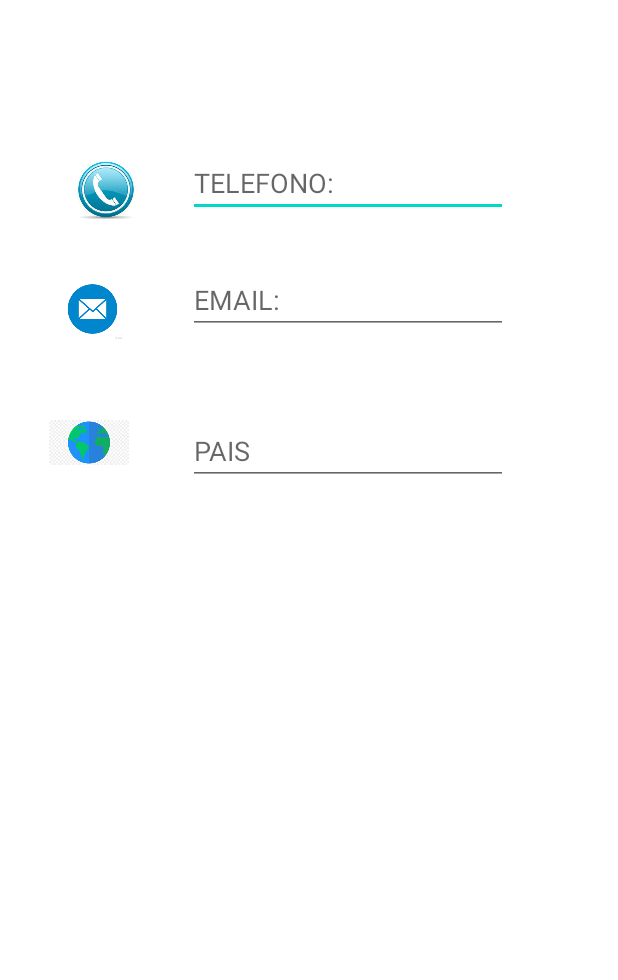
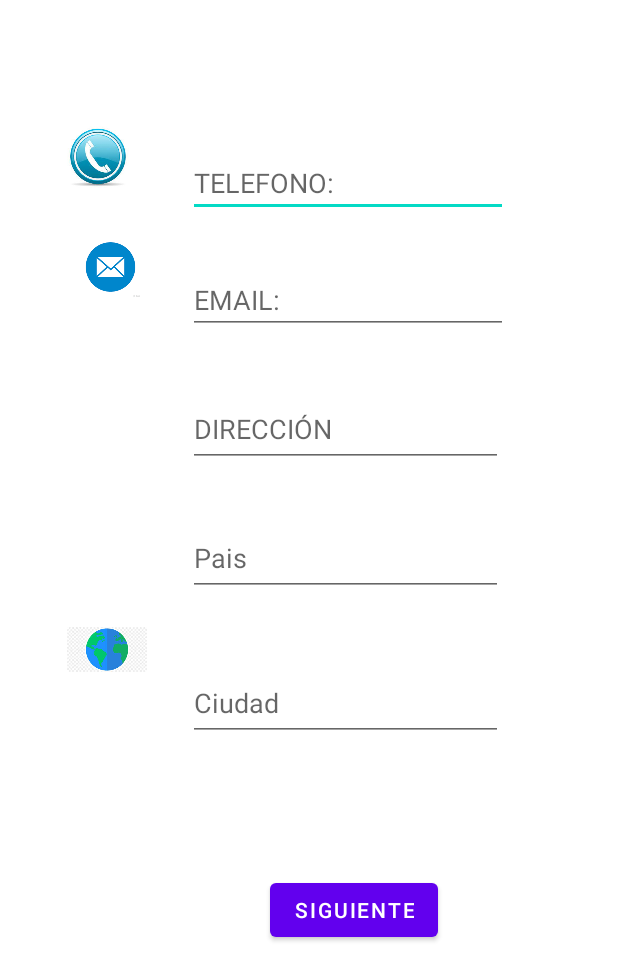
Before and after one commit to juangrestrepo/LasbCM20221-Gr10, an Android app: the MainActivity2 screen opened directly, with no data from a screen before it, on a phone screen of 412 x 824 dp. Shown: the top 980 px of the screen. Run offline under Robolectric (Android 15) with nearby library versions, the phone set to English and light mode, and no system bars.

Commit message:
Actualización de la 2da Pantalla

```diff
--- a/Lab1-UI/src/main/java/co/edu/udea/compumovil/gr10/lab1/MainActivity2.kt
+++ b/Lab1-UI/src/main/java/co/edu/udea/compumovil/gr10/lab1/MainActivity2.kt
@@ -2,10 +2,45 @@ package co.edu.udea.compumovil.gr10.lab1
 
 import androidx.appcompat.app.AppCompatActivity
 import android.os.Bundle
+import android.util.Log
+import android.view.View
+import android.widget.*
 
 class MainActivity2 : AppCompatActivity() {
+    var sugerencias = arrayOf("Argentina", "Bolivia", "Brasil", "Chile", "Colombia", "Costa Rica", "Cuba", "Ecuador", "El Salvador", "Guatemala", "Honduras", "México", "Nicaragua", "Panamá", "Paraguay", "Perú", "Puerto Rico", "República Dominicana", "Uruguay", "Venezuela")
+    var ciudades = arrayOf("Bogota", "Medellin", "Cali", "Barranquilla", "Cartagena de indias", "Soacha", "Cucuta", "Soledad", "Bucaramanga", "Bello", "Villavicencio", "Ibagué", "Santa Marta", "Valledupar", "Manizales", "Pereira", "Monteria", "Neiva", "Pasto", "Armenia")
     override fun onCreate(savedInstanceState: Bundle?) {
         super.onCreate(savedInstanceState)
         setContentView(R.layout.contactdataactivity)
+
+        var adapter = findViewById<AutoCompleteTextView>(R.id.autoCompleteTextView)
+        var adapterArray = ArrayAdapter(applicationContext,android.R.layout.simple_spinner_dropdown_item, sugerencias)
+
+        adapter.setAdapter(adapterArray)
+        adapter.setOnItemClickListener(AdapterView.OnItemClickListener { parent, view, position, id ->
+            Toast.makeText(applicationContext,"clicked item = "+sugerencias[position], Toast.LENGTH_SHORT).show()
+        })
+        var adaptor = findViewById<AutoCompleteTextView>(R.id.autoCompleteTextView2)
+        var list = ArrayAdapter(applicationContext,android.R.layout.simple_spinner_dropdown_item, ciudades)
+        adaptor.setAdapter(list)
+        adaptor.setOnItemClickListener(AdapterView.OnItemClickListener { parent, view, position, id ->
+            Toast.makeText(applicationContext,"clicked item = "+ciudades[position], Toast.LENGTH_SHORT).show()
+        })
     }
+
+    fun siguienteActividad(view: View) {
+
+        var telefono = findViewById<EditText>(R.id.editTextTextPersonName3)
+        var dirección = findViewById<EditText>(R.id.editText3)
+        var email = findViewById<EditText>(R.id.editTextTextPersonName)
+        var pais = findViewById<AutoCompleteTextView>(R.id.autoCompleteTextView)
+        var ciudad = findViewById<AutoCompleteTextView>(R.id.autoCompleteTextView2)
+        Log.e("Télefono" ,  telefono.text.toString())
+        Log.e("Dirección", dirección.text.toString())
+        Log.e("Email", email.text.toString())
+        Log.e("País", pais.text.toString())
+        Log.e("Ciudad", ciudad.text.toString())
+
+    }
+
 }
--- a/Lab1-UI/src/main/res/layout/activity_main2.xml
+++ /dev/null
@@ -1,16 +0,0 @@
-<?xml version="1.0" encoding="utf-8"?>
-<androidx.constraintlayout.widget.ConstraintLayout xmlns:android="http://schemas.android.com/apk/res/android"
-    xmlns:app="http://schemas.android.com/apk/res-auto"
-    xmlns:tools="http://schemas.android.com/tools"
-    android:layout_width="match_parent"
-    android:layout_height="match_parent"
-    tools:context=".MainActivity2">
-
-    <TextView
-        android:id="@+id/textView3"
-        android:layout_width="wrap_content"
-        android:layout_height="wrap_content"
-        android:text="Segundo activity"
-        tools:layout_editor_absoluteX="171dp"
-        tools:layout_editor_absoluteY="217dp" />
-</androidx.constraintlayout.widget.ConstraintLayout>
--- a/Lab1-UI/src/main/res/layout/contactdataactivity.xml
+++ b/Lab1-UI/src/main/res/layout/contactdataactivity.xml
@@ -41,48 +41,86 @@
         android:layout_height="45dp"
         app:layout_constraintBottom_toTopOf="@+id/imageView2"
         app:layout_constraintEnd_toEndOf="parent"
-        app:layout_constraintHorizontal_bias="0.135"
+        app:layout_constraintHorizontal_bias="0.121"
         app:layout_constraintStart_toStartOf="parent"
         app:layout_constraintTop_toTopOf="parent"
-        app:layout_constraintVertical_bias="0.75"
+        app:layout_constraintVertical_bias="0.743"
         app:srcCompat="@drawable/telefono" />
 
     <ImageView
         android:id="@+id/imageView2"
         android:layout_width="58dp"
         android:layout_height="44dp"
-        app:layout_constraintBottom_toTopOf="@+id/imageView3"
+        android:layout_marginTop="156dp"
         app:layout_constraintEnd_toEndOf="parent"
-        app:layout_constraintHorizontal_bias="0.093"
+        app:layout_constraintHorizontal_bias="0.127"
         app:layout_constraintStart_toStartOf="parent"
         app:layout_constraintTop_toTopOf="parent"
-        app:layout_constraintVertical_bias="0.822"
         app:srcCompat="@drawable/email" />
-
-    <EditText
-        android:id="@+id/editTextTextPersonName5"
-        android:layout_width="wrap_content"
-        android:layout_height="wrap_content"
-        android:ems="10"
-        android:hint="PAIS"
-        android:inputType="textAutoComplete"
-        app:layout_constraintBottom_toBottomOf="parent"
-        app:layout_constraintEnd_toEndOf="parent"
-        app:layout_constraintHorizontal_bias="0.631"
-        app:layout_constraintStart_toStartOf="parent"
-        app:layout_constraintTop_toTopOf="parent"
-        app:layout_constraintVertical_bias="0.357" />
 
     <ImageView
         android:id="@+id/imageView3"
         android:layout_width="53dp"
         android:layout_height="54dp"
+        android:layout_marginBottom="364dp"
         app:layout_constraintBottom_toBottomOf="parent"
         app:layout_constraintEnd_toEndOf="parent"
-        app:layout_constraintHorizontal_bias="0.092"
+        app:layout_constraintHorizontal_bias="0.125"
         app:layout_constraintStart_toStartOf="parent"
-        app:layout_constraintTop_toTopOf="parent"
-        app:layout_constraintVertical_bias="0.348"
         app:srcCompat="@drawable/pais" />
 
+    <EditText
+        android:id="@+id/editText3"
+        android:layout_width="210dp"
+        android:layout_height="50dp"
+        android:hint="DIRECCIÓN"
+        android:inputType="textPostalAddress"
+        app:layout_constraintBottom_toBottomOf="parent"
+        app:layout_constraintEnd_toEndOf="parent"
+        app:layout_constraintHorizontal_bias="0.262"
+        app:layout_constraintStart_toEndOf="@+id/imageView3"
+        app:layout_constraintTop_toBottomOf="@+id/editTextTextPersonName"
+        app:layout_constraintVertical_bias="0.07"
+        tools:ignore="MissingConstraints" />
+
+    <AutoCompleteTextView
+        android:id="@+id/autoCompleteTextView"
+        android:layout_width="210dp"
+        android:layout_height="50dp"
+        android:layout_marginTop="8dp"
+        android:hint="Pais"
+        android:inputType="textPersonName|textAutoComplete"
+        app:layout_constraintBottom_toBottomOf="parent"
+        app:layout_constraintEnd_toEndOf="parent"
+        app:layout_constraintHorizontal_bias="0.621"
+        app:layout_constraintStart_toStartOf="parent"
+        app:layout_constraintTop_toBottomOf="@+id/editText3"
+        app:layout_constraintVertical_bias="0.061" />
+
+    <AutoCompleteTextView
+        android:id="@+id/autoCompleteTextView2"
+        android:layout_width="210dp"
+        android:layout_height="50dp"
+        android:hint="Ciudad"
+        android:inputType="textAutoComplete"
+        app:layout_constraintBottom_toBottomOf="parent"
+        app:layout_constraintEnd_toEndOf="parent"
+        app:layout_constraintHorizontal_bias="0.621"
+        app:layout_constraintStart_toStartOf="parent"
+        app:layout_constraintTop_toBottomOf="@+id/autoCompleteTextView"
+        app:layout_constraintVertical_bias="0.124" />
+
+    <Button
+        android:id="@+id/button"
+        android:layout_width="wrap_content"
+        android:layout_height="wrap_content"
+        android:layout_marginEnd="120dp"
+        android:onClick="siguienteActividad"
+        android:text="@string/siguiente"
+        app:layout_constraintBottom_toBottomOf="parent"
+        app:layout_constraintEnd_toEndOf="parent"
+        app:layout_constraintTop_toTopOf="parent"
+        app:layout_constraintVertical_bias="0.751" />
+
+
 </androidx.constraintlayout.widget.ConstraintLayout>
```
